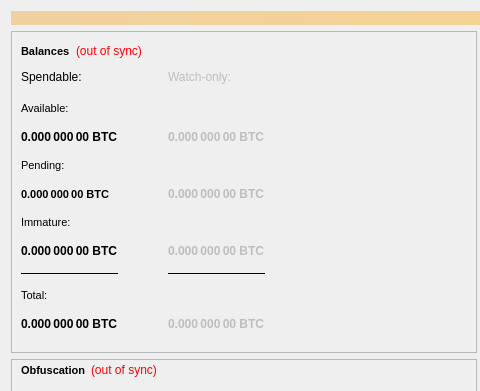
This is src/qt/forms/overviewpage.ui in SHTDJ/Bulwark as Qt 5 draws it before an edit; both pictures show x 0 to 480 and y 0 to 391 of the 960 by 720 pixel window. The edited form follows.
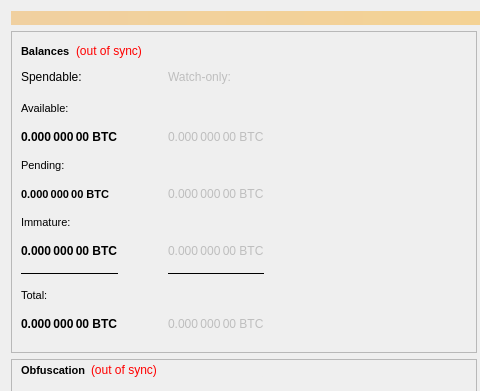
This is the edited form. Custom widgets are drawn as their Qt base class.

```diff
--- a/src/qt/forms/overviewpage.ui
+++ b/src/qt/forms/overviewpage.ui
@@ -182,8 +182,8 @@
               </property>
               <property name="font">
                <font>
-                <weight>75</weight>
-                <bold>true</bold>
+                <weight>50</weight>
+                <bold>false</bold>
                </font>
               </property>
               <property name="toolTip">
@@ -236,8 +236,8 @@
               </property>
               <property name="font">
                <font>
-                <weight>75</weight>
-                <bold>true</bold>
+                <weight>50</weight>
+                <bold>false</bold>
                </font>
               </property>
               <property name="toolTip">
@@ -258,8 +258,8 @@
               </property>
               <property name="font">
                <font>
-                <weight>75</weight>
-                <bold>true</bold>
+                <weight>50</weight>
+                <bold>false</bold>
                </font>
               </property>
               <property name="toolTip">
@@ -346,8 +346,8 @@
               </property>
               <property name="font">
                <font>
-                <weight>75</weight>
-                <bold>true</bold>
+                <weight>50</weight>
+                <bold>false</bold>
                </font>
               </property>
               <property name="toolTip">
```
